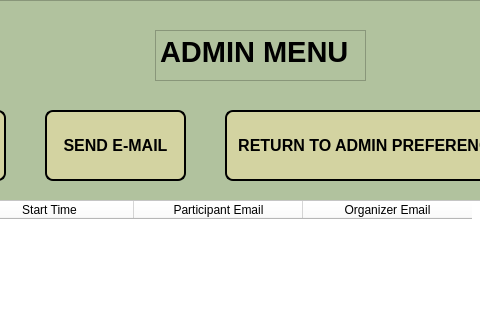
The window that Admin_Menu.ui (werhereitacademy/Python-Module-Week7) describes before a commit, drawn with Qt 5; both pictures show x 225 to 705 and y 0 to 320 of the 1000 by 600 pixel window.
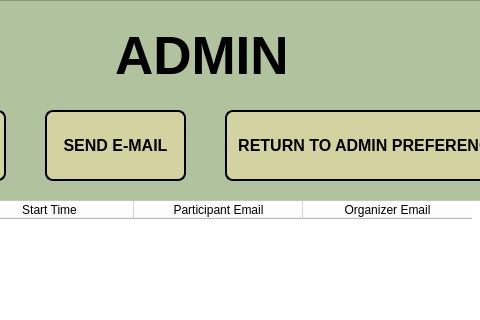
The same window after the commit.

Diff of the .ui file:
```diff
--- a/Admin_Menu.ui
+++ b/Admin_Menu.ui
@@ -226,21 +226,24 @@
       <string>EVENT REGISTRATION</string>
      </property>
     </widget>
-    <widget class="QTextBrowser" name="textBrowser_Admin_Menu">
+    <widget class="QLabel" name="label">
      <property name="geometry">
       <rect>
-       <x>380</x>
+       <x>340</x>
        <y>30</y>
-       <width>211</width>
+       <width>251</width>
        <height>51</height>
       </rect>
      </property>
-     <property name="html">
-      <string>&lt;!DOCTYPE HTML PUBLIC &quot;-//W3C//DTD HTML 4.0//EN&quot; &quot;http://www.w3.org/TR/REC-html40/strict.dtd&quot;&gt;
-&lt;html&gt;&lt;head&gt;&lt;meta name=&quot;qrichtext&quot; content=&quot;1&quot; /&gt;&lt;style type=&quot;text/css&quot;&gt;
-p, li { white-space: pre-wrap; }
-&lt;/style&gt;&lt;/head&gt;&lt;body style=&quot; font-family:'MS Shell Dlg 2'; font-size:8.25pt; font-weight:400; font-style:normal;&quot;&gt;
-&lt;p style=&quot; margin-top:0px; margin-bottom:0px; margin-left:0px; margin-right:0px; -qt-block-indent:0; text-indent:0px;&quot;&gt;&lt;span style=&quot; font-size:22pt; font-weight:600;&quot;&gt;ADMIN MENU&lt;/span&gt;&lt;/p&gt;&lt;/body&gt;&lt;/html&gt;</string>
+     <property name="font">
+      <font>
+       <pointsize>40</pointsize>
+       <weight>75</weight>
+       <bold>true</bold>
+      </font>
+     </property>
+     <property name="text">
+      <string>ADMIN</string>
      </property>
     </widget>
    </widget>
```
Left out of the diff: 2 changed lines with no effect on the pictures.
